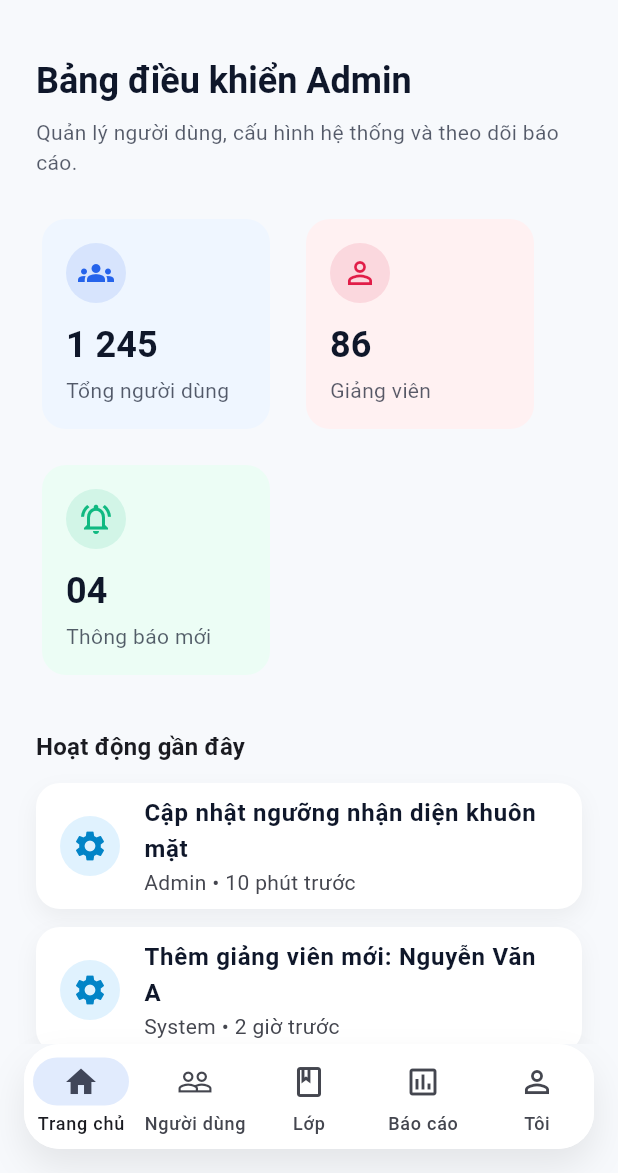
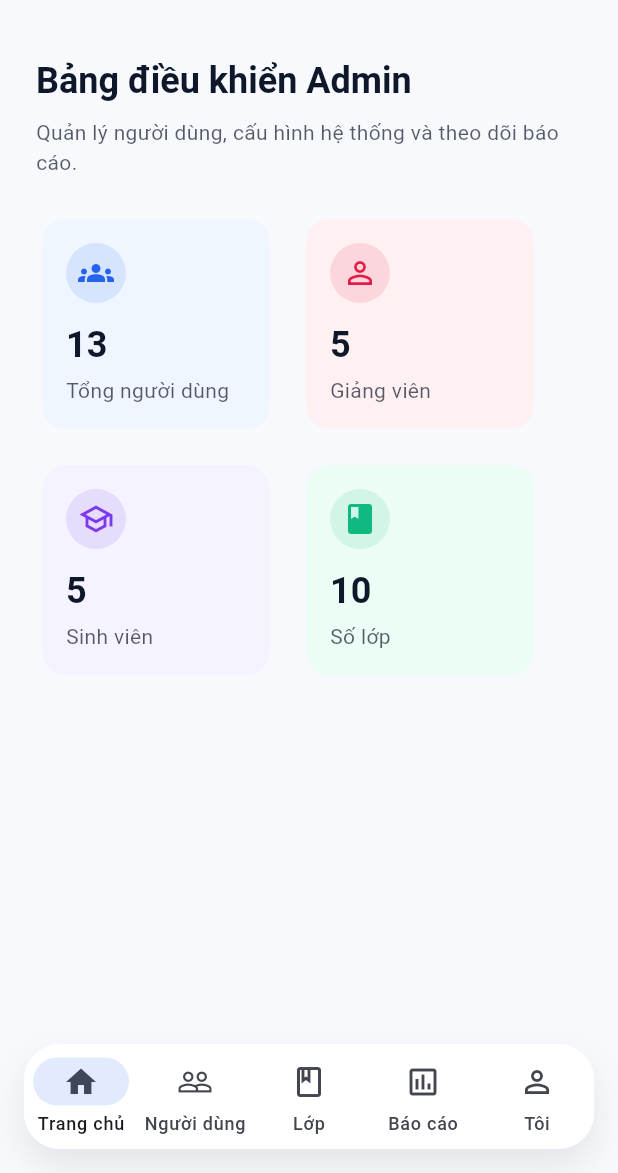
Before and after one commit to KhanhTran-Stormbird/bt_big_flutter, a Flutter app: the AdminHomePage screen opened by its route, on a phone screen of 412 x 824 dp, the part 63-1236 px from its top. Run offline on Flutter 3.47's test engine with Material 3 defaults, Android fonts, the phone set to English and light mode, and no system bars; our stand-ins replace camera, dio, file_picker, flutter_dotenv, flutter_riverpod, flutter_secure_storage and 4 more; missing offline and left inert: dart:html, mobile_scanner; accounts and stored records are empty.

Commit message:
hoàn thiện giao diện quản trị viên

```diff
--- a/frontend/lib/core/utils/toast.dart
+++ b/frontend/lib/core/utils/toast.dart
@@ -63,7 +63,9 @@ void _showToast(
   required Gradient gradient,
   Duration duration = const Duration(seconds: 2),
 }) {
-  final overlay = Overlay.of(context);
+
+  final overlay = Overlay.maybeOf(context, rootOverlay: true)
+      ?? Navigator.of(context).overlay;
   if (overlay == null) return;
 
   final overlayEntry = OverlayEntry(
--- a/frontend/lib/features/dashboard/admin_dashboard_page.dart
+++ b/frontend/lib/features/dashboard/admin_dashboard_page.dart
@@ -24,7 +24,7 @@ class AdminDashboardPage extends StatelessWidget {
           Text(
             'Quản lý người dùng, cấu hình hệ thống và theo dõi báo cáo.',
             style: theme.textTheme.bodyMedium?.copyWith(
-              color: AppColors.textPrimary.withValues(alpha: 0.7),
+              color: AppColors.textPrimary.withOpacity(0.7),
             ),
           ),
           const SizedBox(height: 24),
@@ -34,36 +34,34 @@ class AdminDashboardPage extends StatelessWidget {
             children: const [
               AdminStatCard(
                 title: 'Tổng người dùng',
-                value: '1 245',
+                value: '13',
                 icon: Icons.groups,
                 color: Color(0xFFEFF6FF),
                 iconColor: Color(0xFF2563EB),
               ),
               AdminStatCard(
                 title: 'Giảng viên',
-                value: '86',
+                value: '5',
                 icon: Icons.person_outline,
                 color: Color(0xFFFFF1F2),
                 iconColor: Color(0xFFE11D48),
               ),
               AdminStatCard(
-                title: 'Thông báo mới',
-                value: '04',
-                icon: Icons.notifications_active_outlined,
+                title: 'Sinh viên',
+                value: '5',
+                icon: Icons.school_outlined,
+                color: Color(0xFFF5F3FF),
+                iconColor: Color(0xFF7C3AED),
+              ),
+              AdminStatCard(
+                title: 'Số lớp',
+                value: '10',
+                icon: Icons.class_,
                 color: Color(0xFFECFDF5),
                 iconColor: Color(0xFF10B981),
               ),
             ],
           ),
-          const SizedBox(height: 32),
-          Text(
-            'Hoạt động gần đây',
-            style: theme.textTheme.titleMedium?.copyWith(
-              fontWeight: FontWeight.w600,
-            ),
-          ),
-          const SizedBox(height: 12),
-          const ActivityTimeline(),
         ],
       ),
     );
@@ -101,7 +99,7 @@ class AdminStatCard extends StatelessWidget {
             crossAxisAlignment: CrossAxisAlignment.start,
             children: [
               CircleAvatar(
-                backgroundColor: iconColor.withValues(alpha: 0.12),
+                backgroundColor: iconColor.withOpacity(0.12),
                 child: Icon(icon, color: iconColor),
               ),
               const SizedBox(height: 12),
@@ -116,7 +114,7 @@ class AdminStatCard extends StatelessWidget {
               Text(
                 title,
                 style: theme.textTheme.bodyMedium?.copyWith(
-                  color: AppColors.textPrimary.withValues(alpha: 0.7),
+                  color: AppColors.textPrimary.withOpacity(0.7),
                 ),
               ),
             ],
@@ -126,62 +124,3 @@ class AdminStatCard extends StatelessWidget {
     );
   }
 }
-
-class ActivityTimeline extends StatelessWidget {
-  const ActivityTimeline({super.key});
-
-  @override
-  Widget build(BuildContext context) {
-    final items = [
-      _ActivityItem(
-          'Cập nhật ngưỡng nhận diện khuôn mặt', 'Admin', '10 phút trước'),
-      _ActivityItem(
-          'Thêm giảng viên mới: Nguyễn Văn A', 'System', '2 giờ trước'),
-      _ActivityItem('Export báo cáo chuyên cần lớp KP336', 'Giảng viên Trần B',
-          'Hôm qua'),
-    ];
-    final theme = Theme.of(context);
-    return Column(
-      children: [
-        for (final item in items) ...[
-          Container(
-            decoration: BoxDecoration(
-              color: Colors.white,
-              borderRadius: BorderRadius.circular(16),
-              boxShadow: [
-                BoxShadow(
-                  color: Colors.black.withValues(alpha: 0.05),
-                  blurRadius: 12,
-                  offset: const Offset(0, 6),
-                ),
-              ],
-            ),
-            child: ListTile(
-              leading: const CircleAvatar(
-                backgroundColor: Color(0xFFE0F2FE),
-                child: Icon(Icons.settings, color: Color(0xFF0284C7)),
-              ),
-              title: Text(
-                item.title,
-                style: theme.textTheme.bodyLarge?.copyWith(
-                  fontWeight: FontWeight.w600,
-                  color: AppColors.textPrimary,
-                ),
-              ),
-              subtitle: Text('${item.actor} • ${item.time}'),
-            ),
-          ),
-          const SizedBox(height: 12),
-        ],
-      ],
-    );
-  }
-}
-
-class _ActivityItem {
-  final String title;
-  final String actor;
-  final String time;
-
-  _ActivityItem(this.title, this.actor, this.time);
-}
```
